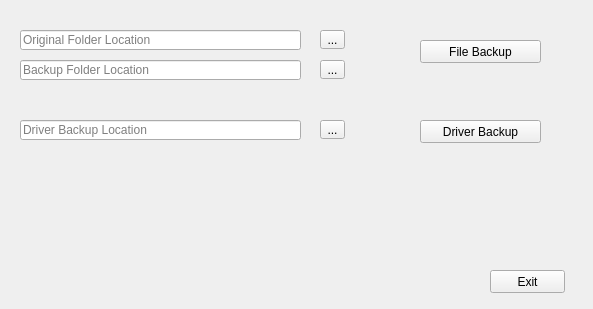
Above: utilDialog.ui from JohnClark1337/Arcadia6 before the change. Below: the same form after it.
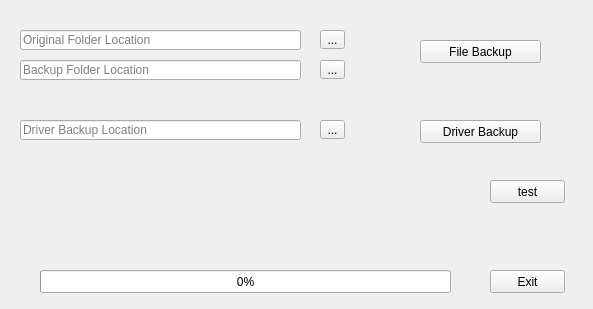
That is the form after the change.

Diff of the .ui file:
```diff
--- a/utilDialog.ui
+++ b/utilDialog.ui
@@ -136,6 +136,32 @@
     <string>Driver Backup</string>
    </property>
   </widget>
+  <widget class="QPushButton" name="btnTest">
+   <property name="geometry">
+    <rect>
+     <x>490</x>
+     <y>180</y>
+     <width>75</width>
+     <height>23</height>
+    </rect>
+   </property>
+   <property name="text">
+    <string>test</string>
+   </property>
+  </widget>
+  <widget class="QProgressBar" name="pbrFiles">
+   <property name="geometry">
+    <rect>
+     <x>40</x>
+     <y>270</y>
+     <width>411</width>
+     <height>23</height>
+    </rect>
+   </property>
+   <property name="value">
+    <number>0</number>
+   </property>
+  </widget>
  </widget>
  <resources/>
  <connections/>
```
